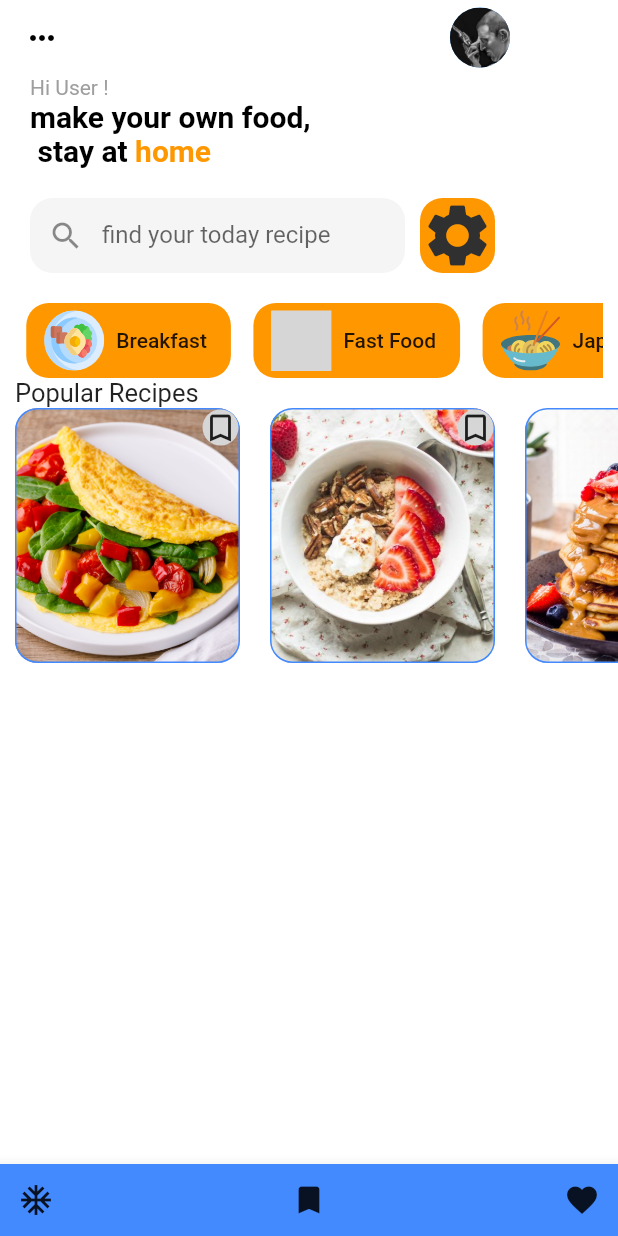
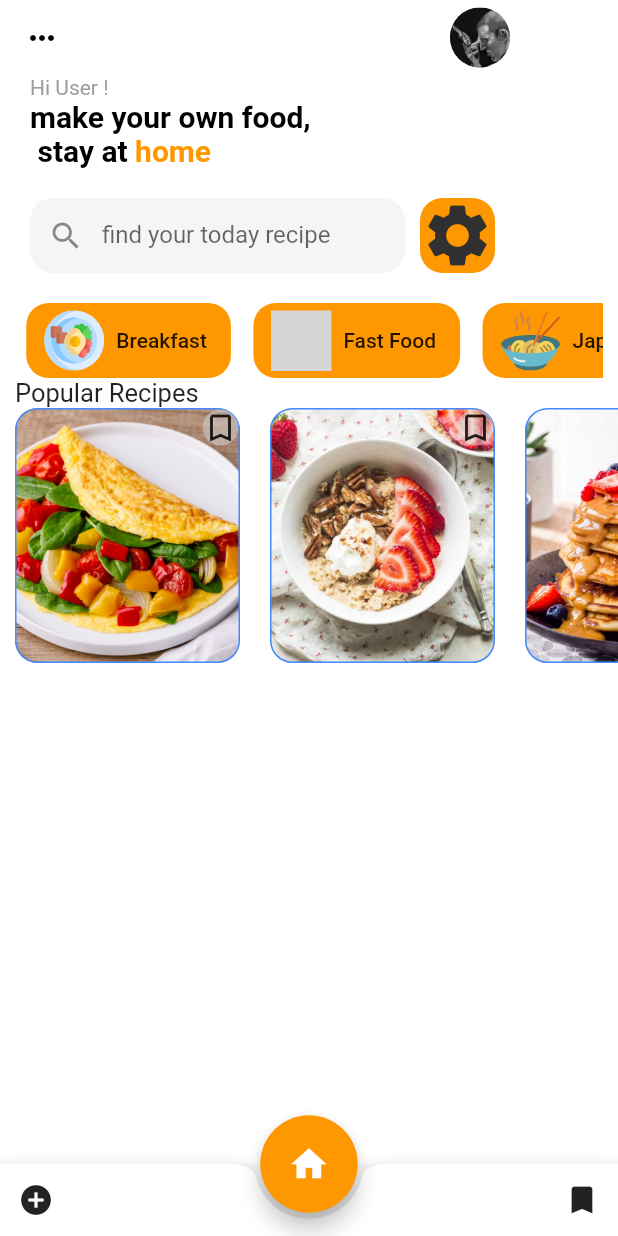
Before and after one commit to Enadir-Mekhlouf/Myrecipe, a Flutter app: the screen it shows after launch, on a phone screen of 412 x 824 dp. Run offline on Flutter 3.47's test engine with Material 2 defaults, Android fonts, the phone set to English and light mode, and no system bars; our stand-ins replace flutter_svg; grey boxes are pictures that could not be loaded.

Commit message:
bottom app change icon floating button

```diff
--- a/lib/main.dart
+++ b/lib/main.dart
@@ -37,22 +37,35 @@ class MyApp extends StatelessWidget {
                 )
               ],
             )),
+        floatingActionButton: Container(
+          height: 65.0,
+          width: 65.0,
+          child: FittedBox(
+            child: FloatingActionButton(
+              backgroundColor: Colors.orange,
+              onPressed: () {},
+              child: Icon(
+                Icons.home,
+                color: Colors.white,
+              ),
+              // elevation: 5.0,
+            ),
+          ),
+        ),
+        floatingActionButtonLocation: FloatingActionButtonLocation.centerDocked,
         bottomNavigationBar: BottomAppBar(
-          color: Colors.blueAccent,
+          shape: CircularNotchedRectangle(),
+          color: Colors.white,
           child: Container(
             child: Row(
               mainAxisAlignment: MainAxisAlignment.spaceBetween,
               children: [
                 IconButton(
-                  icon: Icon(Icons.ac_unit),
+                  icon: Icon(Icons.add_circle),
                   onPressed: () {},
                 ),
                 IconButton(
-                  icon: Icon(Icons.bookmark),
-                  onPressed: () {},
-                ),
-                IconButton(
-                  icon: Icon(Icons.favorite),
+                  icon: Icon(Icons.bookmark_outlined),
                   onPressed: () {},
                 ),
               ],
@@ -215,7 +228,7 @@ class PopularRecipe extends StatelessWidget {
           alignment: Alignment.topRight,
           child: Container(
             decoration: BoxDecoration(
-                color: Colors.grey[350],
+                color: Colors.grey[350].withOpacity(0.5),
                 borderRadius: BorderRadius.all(Radius.circular(20))),
             child: Icon(Icons.bookmark_border_outlined),
           ),
```
